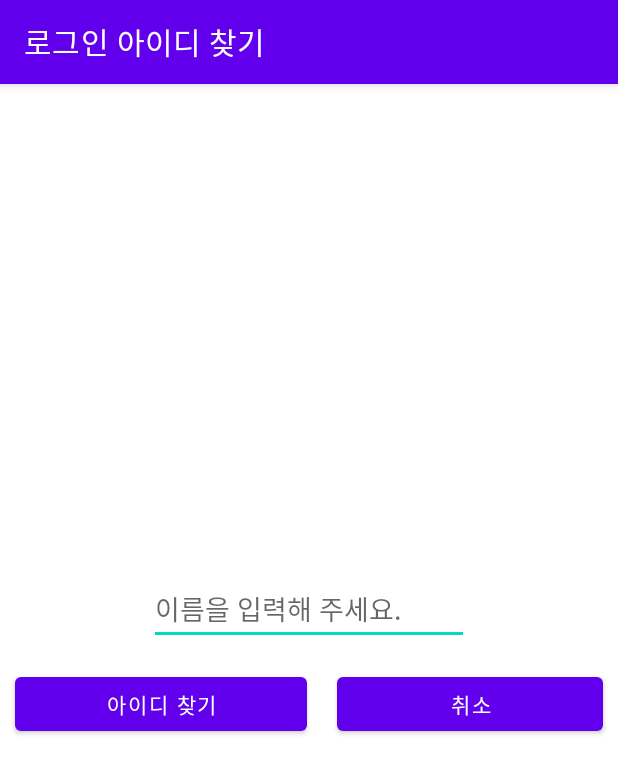
After one commit to junha8070/KNU_Matching, an Android app: the FindIDActivity screen opened directly, with no data from a screen before it, on a phone screen of 412 x 824 dp. The commit adds this screen. Shown: the top 774 px of the screen. Run offline under Robolectric (Android 15) with nearby library versions, the phone set to English and light mode, and no system bars; our stand-ins replace Firebase (no records; nobody signed in at launch, a user with empty details on screens opened directly).

Commit message:
아이디 찾기

```diff
--- /dev/null
+++ b/app/src/main/java/com/example/knu_matching/FindIDActivity.java
@@ -0,0 +1,96 @@
+package com.example.knu_matching;
+
+import androidx.annotation.NonNull;
+import androidx.appcompat.app.AppCompatActivity;
+
+import android.content.Intent;
+import android.os.Bundle;
+import android.view.View;
+import android.widget.Button;
+import android.widget.EditText;
+import android.widget.Toast;
+
+import com.google.firebase.auth.FirebaseAuth;
+import com.google.firebase.database.DataSnapshot;
+import com.google.firebase.database.DatabaseError;
+import com.google.firebase.database.DatabaseReference;
+import com.google.firebase.database.FirebaseDatabase;
+import com.google.firebase.database.ValueEventListener;
+
+public class FindIDActivity extends AppCompatActivity {
+    private EditText edt_name;
+    private Button btn_FindloginId, btn_Cancel;
+    private DatabaseReference mDatabaseRef;
+    private FirebaseAuth mFirebaseAuth;
+    boolean nickname_state;
+    String strNick;
+
+
+    @Override
+    protected void onCreate(Bundle savedInstanceState) {
+        super.onCreate(savedInstanceState);
+        setContentView(R.layout.activity_find_idactivity);
+        setTitle("로그인 아이디 찾기");
+
+        edt_name = findViewById(R.id.edt_name);
+        btn_FindloginId = findViewById(R.id.btn_FindloginId);
+        btn_Cancel = findViewById(R.id.btn_Cancel);
+        mDatabaseRef = FirebaseDatabase.getInstance().getReference("Knu_Matching");
+        mFirebaseAuth = FirebaseAuth.getInstance();
+        DatabaseReference mProfieDatabaseReference = mDatabaseRef.child("UserAccount");
+
+
+        btn_FindloginId.setOnClickListener(new View.OnClickListener() {
+            @Override
+            public void onClick(View view) {
+                strNick = edt_name.getText().toString();
+                System.out.println("test");
+                if(strNick.length() == 0){
+                    Toast.makeText(FindIDActivity.this, "이름을 입력해 주세요.", Toast.LENGTH_SHORT).show();
+                    edt_name.requestFocus();
+                    return;
+                }
+                System.out.println("test   " +strNick);
+                mProfieDatabaseReference.orderByChild("nickName").equalTo(strNick).addValueEventListener(new ValueEventListener() {
+                    @Override
+                    public void onDataChange(@NonNull DataSnapshot snapshot) {
+                        if (snapshot.exists()){
+                            System.out.println("test   " +strNick);
+                            nickname_state = true;
+                            System.out.println("test_state" + nickname_state);
+
+//                            String key = mProfieDatabaseReference.;
+
+//                            System.out.println("test_state" + key);
+
+                            Toast.makeText(FindIDActivity.this, "", Toast.LENGTH_LONG).show();
+
+                        } else {
+                            System.out.println("test   " +strNick);
+                            nickname_state = false;
+                            System.out.println("test_state" +nickname_state);
+                            Toast.makeText(FindIDActivity.this, "존재하지 않는 별명", Toast.LENGTH_SHORT).show();
+
+                        }
+                    }
+
+                    @Override
+                    public void onCancelled(@NonNull DatabaseError error) {
+
+                    }
+                });
+
+            }
+        });
+
+        btn_Cancel.setOnClickListener(new View.OnClickListener() {
+            @Override
+            public void onClick(View view) {
+                Intent intent = new Intent(FindIDActivity.this, LoginActivity.class);
+                startActivity(intent);
+            }
+        });
+
+    }
+
+}
--- /dev/null
+++ b/app/src/main/res/layout/activity_find_idactivity.xml
@@ -0,0 +1,44 @@
+<?xml version="1.0" encoding="utf-8"?>
+<LinearLayout xmlns:android="http://schemas.android.com/apk/res/android"
+    xmlns:app="http://schemas.android.com/apk/res-auto"
+    xmlns:tools="http://schemas.android.com/tools"
+    android:layout_width="match_parent"
+    android:layout_height="match_parent"
+    android:gravity="center"
+    android:orientation="vertical"
+    tools:context=".FindIDActivity">
+
+
+    <EditText
+        android:id="@+id/edt_name"
+        android:layout_width="wrap_content"
+        android:layout_height="wrap_content"
+        android:layout_margin="5dp"
+        android:ems="10"
+        android:hint="이름을 입력해 주세요."
+        android:inputType="textPersonName" />
+
+
+    <LinearLayout
+        android:layout_width="match_parent"
+        android:layout_height="wrap_content"
+        android:orientation="horizontal">
+
+        <Button
+            android:id="@+id/btn_FindloginId"
+            android:layout_width="wrap_content"
+            android:layout_height="wrap_content"
+            android:layout_margin="10dp"
+            android:layout_weight="1"
+            android:text="아이디 찾기" />
+
+        <Button
+            android:id="@+id/btn_Cancel"
+            android:layout_width="wrap_content"
+            android:layout_height="wrap_content"
+            android:layout_margin="10dp"
+            android:layout_weight="1"
+            android:text="취소" />
+    </LinearLayout>
+
+</LinearLayout>
```
Also changed, not shown: app/src/main/AndroidManifest.xml (+5 -2 lines), app/src/main/java/com/example/knu_matching/LoginActivity.java (+9 -1 lines), app/src/main/java/com/example/knu_matching/RegisterActivity.java (+27 -23 lines), app/src/main/java/com/example/knu_matching/UserNickList.java (added, +14 -0 lines).
